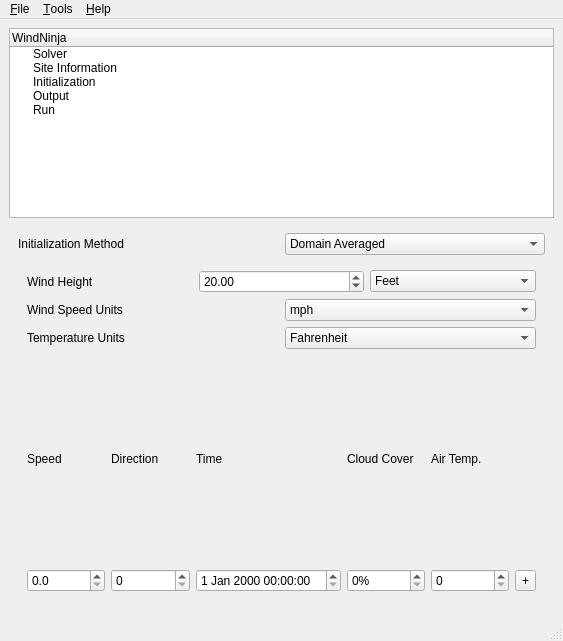
Above: src/gui/ui/mainwindow.ui from firelab/windninja before the change. Below: the same form after it.
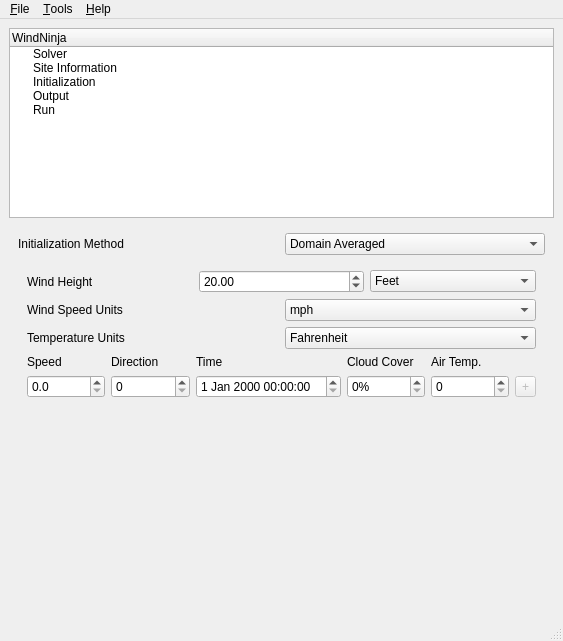
That is the form after the change. The open tabs and pages were chosen to show the change.

Patch:
```diff
--- a/src/gui/ui/mainwindow.ui
+++ b/src/gui/ui/mainwindow.ui
@@ -481,7 +481,7 @@
               <item row="1" column="6">
                <widget class="QToolButton" name="addDomainRunButton">
                 <property name="enabled">
-                 <bool>true</bool>
+                 <bool>false</bool>
                 </property>
                 <property name="text">
                  <string>+</string>
@@ -490,6 +490,19 @@
               </item>
              </layout>
             </item>
+            <item>
+             <spacer name="verticalSpacer_6">
+              <property name="orientation">
+               <enum>Qt::Vertical</enum>
+              </property>
+              <property name="sizeHint" stdset="0">
+               <size>
+                <width>20</width>
+                <height>40</height>
+               </size>
+              </property>
+             </spacer>
+            </item>
            </layout>
           </widget>
           <widget class="QWidget" name="page"/>
```
Left out of the diff: 9 changed lines with no effect on the pictures.
